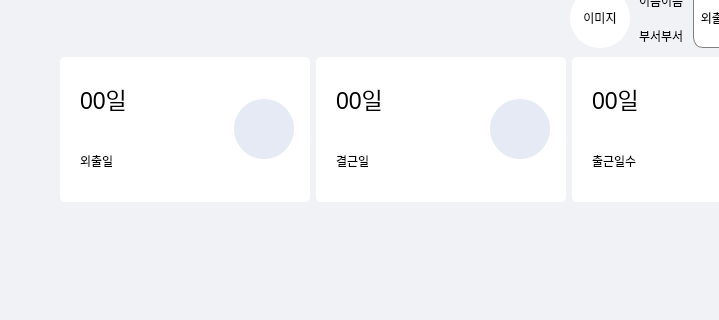
First picture: the form in Main/UI/MainWidget.ui, repository Uyuniwhite/Face-recognition-Attendance-System-Project, before the edit; both pictures show x 119 to 838 and y 137 to 457 of the 1120 by 630 pixel window.
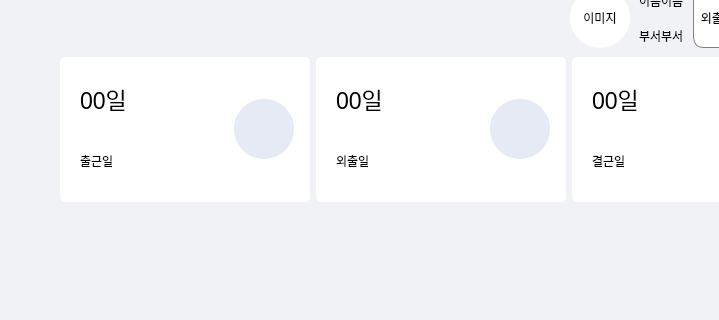
Second picture: the form after the edit. The open tabs and pages were chosen to show the change. Icons and pictures are not drawn.

Patch:
```diff
--- a/Main/UI/MainWidget.ui
+++ b/Main/UI/MainWidget.ui
@@ -446,7 +446,7 @@
                           </size>
                          </property>
                          <property name="text">
-                          <string>외출일</string>
+                          <string>출근일</string>
                          </property>
                         </widget>
                        </item>
@@ -557,7 +557,7 @@
                           </size>
                          </property>
                          <property name="text">
-                          <string>결근일</string>
+                          <string>외출일</string>
                          </property>
                         </widget>
                        </item>
@@ -668,7 +668,7 @@
                           </size>
                          </property>
                          <property name="text">
-                          <string>출근일수</string>
+                          <string>결근일</string>
                          </property>
                         </widget>
                        </item>
```
Left out of the diff: 14 changed lines with no effect on the pictures.
